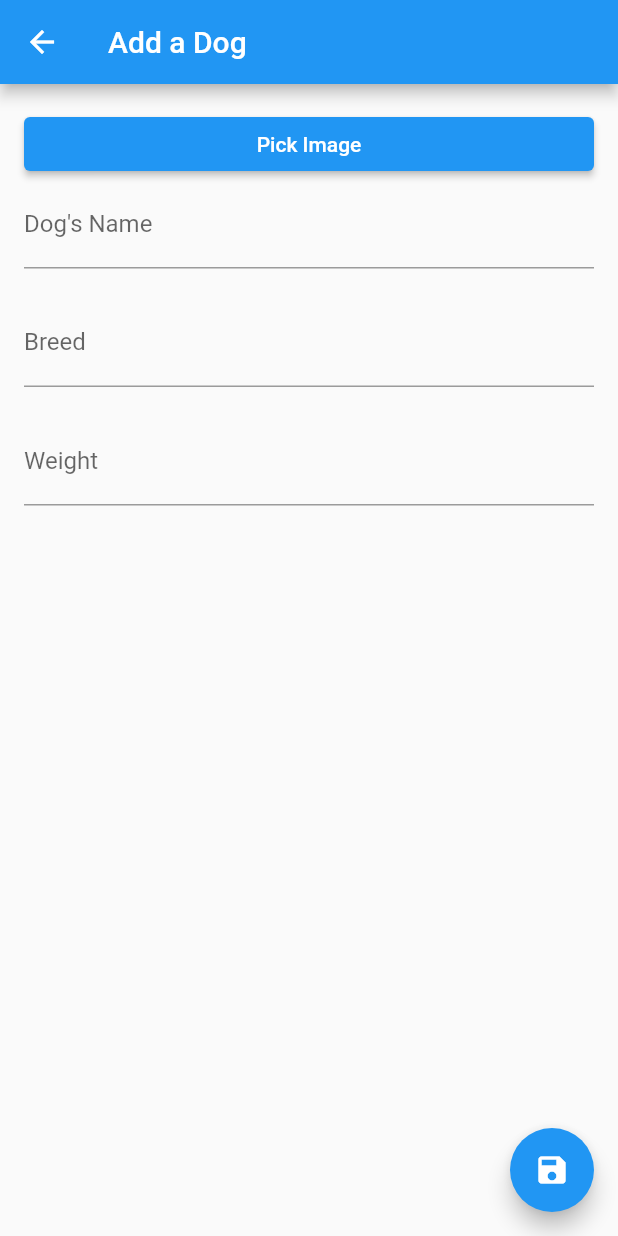
After one commit to masonJamesWheeler/EE475-Mobile, a Flutter app: the AccountPage screen opened by its route, after a tap on the "add" icon, on a phone screen of 412 x 824 dp. The commit adds this screen. Run offline on Flutter 3.47's test engine with Material 2 defaults, Android fonts, the phone set to English and light mode, and no system bars; our stand-ins replace image_picker, supabase_flutter; accounts and stored records are empty.

Commit message:
latest changes:

```diff
--- a/lib/main.dart
+++ b/lib/main.dart
@@ -6,6 +6,7 @@ import 'pages/splash_page.dart';
 import 'pages/login_page.dart';
 import 'pages/signup_page.dart';
 import 'pages/account_page.dart';
+import 'pages/add_a_dog.dart';
 
 void main() async {
   await Supabase.initialize(
@@ -32,6 +33,8 @@ class MyApp extends StatelessWidget {
         '/login': (context) => const LoginPage(),
         '/signup': (context) => const SignUpPage(), // Add this line
         '/account': (context) => const AccountPage(),
+        '/add-a-dog': (context) => const AddADogPage(), // Add this line
+
       },
     );
   }
--- a/lib/pages/account_page.dart
+++ b/lib/pages/account_page.dart
@@ -1,7 +1,5 @@
-// lib/pages/account_page.dart
-
 import 'package:flutter/material.dart';
-import '../main.dart'; // Ensure this is correctly imported from your project
+import '../main.dart';
 
 class AccountPage extends StatefulWidget {
   const AccountPage({Key? key}) : super(key: key);
@@ -11,7 +9,7 @@ class AccountPage extends StatefulWidget {
 }
 
 class _AccountPageState extends State<AccountPage> {
-  final _usernameController = TextEditingController();
+  String _userName = ''; // Variable to store the user's name
   bool _isLoading = false;
 
   @override
@@ -23,22 +21,34 @@ class _AccountPageState extends State<AccountPage> {
   Future<void> _loadUserData() async {
     setState(() => _isLoading = true);
 
-    final user = supabase.auth.currentUser;
-    if (user != null) {
-      // Load user data from Supabase
-      final response = await supabase
-          .from('users')
-          .select()
+    try {
+      final user = supabase.auth.currentUser;
+      if (user == null) {
+        Navigator.of(context).pushReplacementNamed('/login');
+        return;
+      }
+
+      // Fetch user data from your database
+      final response = await supabase.from('users')
+          .select('name')
           .eq('id', user.id)
-          .single()
-          .execute();
+          .maybeSingle();
 
-      if (response.data != null) {
-        _usernameController.text = response.data['username'] ?? '';
-      }
+      if (response != null) {
+      String fullName = response['name'];
+      List<String> nameParts = fullName.split(' ');
+      String firstName = nameParts.first; // Extracts the first name
+
+      setState(() => _userName = firstName);
+    } else {
+      setState(() => _userName = 'No name');
     }
 
-    setState(() => _isLoading = false);
+    } catch (e) {
+      print('Error loading user data: $e');
+    } finally {
+      setState(() => _isLoading = false);
+    }
   }
 
   Future<void> _signOut() async {
@@ -55,10 +65,14 @@ class _AccountPageState extends State<AccountPage> {
           : Padding(
               padding: const EdgeInsets.all(16.0),
               child: Column(
+                crossAxisAlignment: CrossAxisAlignment.start,
                 children: [
-                  TextFormField(
-                    controller: _usernameController,
-                    decoration: const InputDecoration(labelText: 'Username'),
+                  Text(
+                    'Hello, $_userName',
+                    style: const TextStyle(
+                      fontSize: 24,
+                      fontWeight: FontWeight.bold,
+                    ),
                   ),
                   const SizedBox(height: 20),
                   ElevatedButton(
@@ -68,6 +82,14 @@ class _AccountPageState extends State<AccountPage> {
                 ],
               ),
             ),
+      floatingActionButton: FloatingActionButton(
+        onPressed: () {
+          // Navigate to the add_a_dog page
+          Navigator.of(context).pushNamed('/add-a-dog');
+        },
+        child: const Icon(Icons.add),
+        tooltip: 'Add a Dog',
+      ),
     );
   }
 }
--- /dev/null
+++ b/lib/pages/add_a_dog.dart
@@ -0,0 +1,158 @@
+import 'dart:io';
+import 'package:flutter/material.dart';
+import 'package:image_picker/image_picker.dart';
+import 'package:uuid/uuid.dart';
+import '../main.dart';
+
+class AddADogPage extends StatefulWidget {
+  const AddADogPage({Key? key}) : super(key: key);
+
+  @override
+  _AddADogPageState createState() => _AddADogPageState();
+}
+
+class _AddADogPageState extends State<AddADogPage> {
+  final _nameController = TextEditingController();
+  final _breedController = TextEditingController();
+  final _weightController = TextEditingController();
+  final _ageController = TextEditingController();
+  final _notesController = TextEditingController();
+  XFile? _imageFile; // For storing the selected image
+  final ImagePicker _picker = ImagePicker();
+
+  final _formKey = GlobalKey<FormState>();
+
+  @override
+  void dispose() {
+    _nameController.dispose();
+    _breedController.dispose();
+    _weightController.dispose();
+    _ageController.dispose();
+    _notesController.dispose();
+    super.dispose();
+  }
+
+  void _submitData() {
+    var uuid = Uuid();
+    String dogId = uuid.v4(); // Generates a unique ID for each dog
+
+    String name = _nameController.text.trim();
+    String breed = _breedController.text.trim();
+    int weight = int.parse(_weightController.text.trim());
+    String imageID = dogId + '.jpg';
+
+    if (supabase.auth.currentUser == null) {
+  print('No user logged in');
+  // Existing SnackBar code
+} else {
+  String ownerID = supabase.auth.currentUser!.id;
+  print('Owner ID: $ownerID');
+}
+
+
+    // Must have a user logged in
+    if (supabase.auth.currentUser == null) {
+      ScaffoldMessenger.of(context).showSnackBar(
+        const SnackBar(content: Text('You must be logged in to add a dog.')),
+      );
+      return;
+    }
+
+    String ownerID = supabase.auth.currentUser!.id;
+
+
+    // Insert the new dog into the database
+    supabase.from('dogs').upsert({
+      'dog_id': dogId,
+      'name': name,
+      'breed': breed,
+      'weight': weight,
+      'owner_id': ownerID,
+    }).execute();
+
+    // Upload the image to Supabase Storage
+    supabase.storage.from('Images').upload(imageID, File(_imageFile!.path));
+
+    Navigator.pop(context); // Pop the current page off the navigation stack after submission
+  }
+
+    Future<void> _pickImage() async {
+      final pickedFile = await _picker.pickImage(source: ImageSource.gallery);
+      setState(() {
+        _imageFile = pickedFile;
+      });
+    }
+
+    String? _validateName(String? value) {
+      if (value == null || value.isEmpty) {
+        return 'Please enter a name';
+      }
+      return null;
+    }
+
+    String? _validateBreed(String? value) {
+      if (value == null || value.isEmpty) {
+        return 'Please enter a breed';
+      }
+      return null;
+    }
+
+    String? _validateWeight(String? value) {
+      if (value == null || value.isEmpty) {
+        return 'Please enter a weight';
+      }
+      final weight = int.tryParse(value);
+      if (weight == null || weight < 0 || weight > 200) {
+        return 'Please enter a weight between 0 and 200 lbs';
+      }
+      return null;
+    }
+
+    @override
+    Widget build(BuildContext context) {
+      return Scaffold(
+        appBar: AppBar(title: const Text('Add a Dog')),
+        body: Padding(
+          padding: const EdgeInsets.all(16.0),
+          child: Form(
+            key: _formKey,
+            child: ListView(
+              children: <Widget>[
+                if (_imageFile != null)
+                  Image.file(File(_imageFile!.path)),
+                ElevatedButton(
+                  onPressed: _pickImage,
+                  child: const Text('Pick Image'),
+                ),
+                TextFormField(
+                  controller: _nameController,
+                  decoration: const InputDecoration(labelText: 'Dog\'s Name'),
+                  keyboardType: TextInputType.text,
+                  validator: _validateName,
+                ),
+                const SizedBox(height: 20),
+                TextFormField(
+                  controller: _breedController,
+                  decoration: const InputDecoration(labelText: 'Breed'),
+                  keyboardType: TextInputType.text,
+                  validator: _validateBreed,
+                ),
+                const SizedBox(height: 20),
+                TextFormField(
+                  controller: _weightController,
+                  decoration: const InputDecoration(labelText: 'Weight'),
+                  keyboardType: TextInputType.number,
+                  validator: _validateWeight,
+                ),
+              ],
+            ),
+          ),
+        ),
+        floatingActionButton: FloatingActionButton(
+          onPressed: _submitData,
+          child: const Icon(Icons.save),
+          tooltip: 'Save Dog',
+        ),
+      );
+    }
+  }
--- a/pubspec.yaml
+++ b/pubspec.yaml
@@ -37,6 +37,8 @@ dependencies:
   # The following adds the Cupertino Icons font to your application.
   # Use with the CupertinoIcons class for iOS style icons.
   cupertino_icons: ^1.0.2
+  image_picker: ^1.0.4
+  uuid: ^4.2.1
 
 dev_dependencies:
   flutter_test:
```
Also changed, not shown: lib/pages/login_page.dart (+10 -1 lines), lib/pages/signup_page.dart (+17 -14 lines), pubspec.lock, 8 other files.
